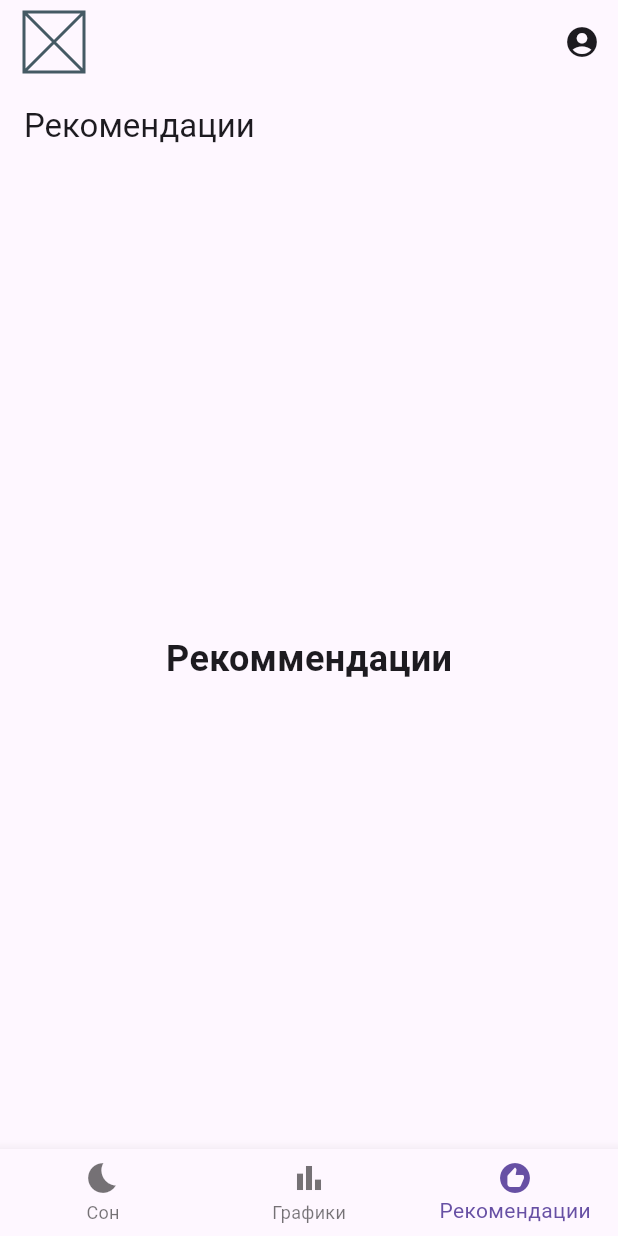
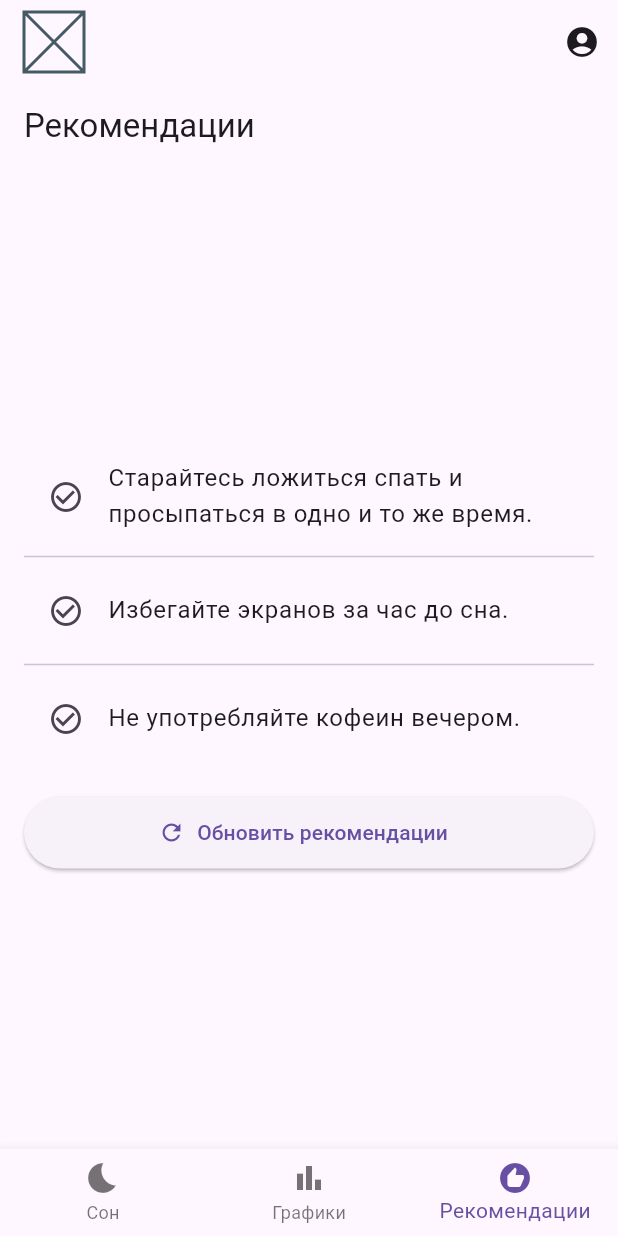
Before and after one commit to DaniilTooZir/SleepTracking_Flutter, a Flutter app: the RecommendationsScreen screen opened by its route, on a phone screen of 412 x 824 dp. Run offline on Flutter 3.47's test engine with Material 3 defaults, Android fonts, the phone set to English and light mode, and no system bars; our stand-ins replace fl_chart, flutter_dotenv, go_router, supabase_flutter; accounts and stored records are empty.

Commit message:
Реализовал интерфейс экрана рекомендаций

```diff
--- a/lib/ui/screens/recommendations_screen.dart
+++ b/lib/ui/screens/recommendations_screen.dart
@@ -8,15 +8,65 @@ class RecommendationsScreen extends StatefulWidget {
 }
 
 class _RecommendationsScreenState extends State<RecommendationsScreen> {
+  final List<String> _recommendations = [
+    'Старайтесь ложиться спать и просыпаться в одно и то же время.',
+    'Избегайте экранов за час до сна.',
+    'Не употребляйте кофеин вечером.',
+  ];
+
+  void _refreshRecommendations() {
+    setState(() {
+      // Здесь позже будет логика обновления рекомендаций
+    });
+  }
+
   @override
   Widget build(BuildContext context) {
     return Scaffold(
       appBar: AppBar(title: const Text('Рекомендации')),
-      body: const Center(
-        child: Text(
-          'Рекоммендации',
-          style: TextStyle(fontSize: 24, fontWeight: FontWeight.bold),
-        ),
+      body: LayoutBuilder(
+        builder: (context, constraints) {
+          return Center(
+            child: SingleChildScrollView(
+              padding: const EdgeInsets.all(16.0),
+              child: ConstrainedBox(
+                constraints: const BoxConstraints(maxWidth: 700),
+                child: Column(
+                  children: [
+                    ListView.separated(
+                      itemCount: _recommendations.length,
+                      shrinkWrap: true,
+                      physics: const NeverScrollableScrollPhysics(),
+                      itemBuilder: (context, index) {
+                        return ListTile(
+                          leading: const Icon(Icons.check_circle_outline),
+                          title: Text(
+                            _recommendations[index],
+                            style: const TextStyle(fontSize: 16),
+                          ),
+                        );
+                      },
+                      separatorBuilder:
+                          (context, index) => const Divider(thickness: 1),
+                    ),
+                    const SizedBox(height: 24),
+                    SizedBox(
+                      width: double.infinity,
+                      child: ElevatedButton.icon(
+                        onPressed: _refreshRecommendations,
+                        icon: const Icon(Icons.refresh),
+                        label: const Text('Обновить рекомендации'),
+                        style: ElevatedButton.styleFrom(
+                          minimumSize: const Size.fromHeight(48),
+                        ),
+                      ),
+                    ),
+                  ],
+                ),
+              ),
+            ),
+          );
+        },
       ),
     );
   }
```
